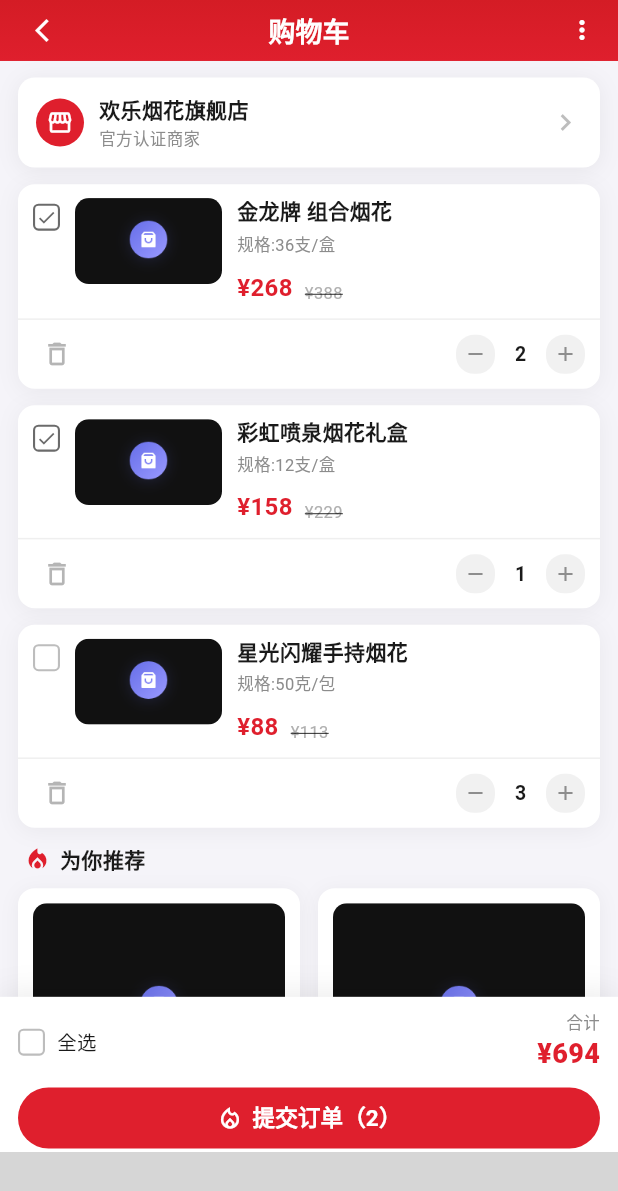
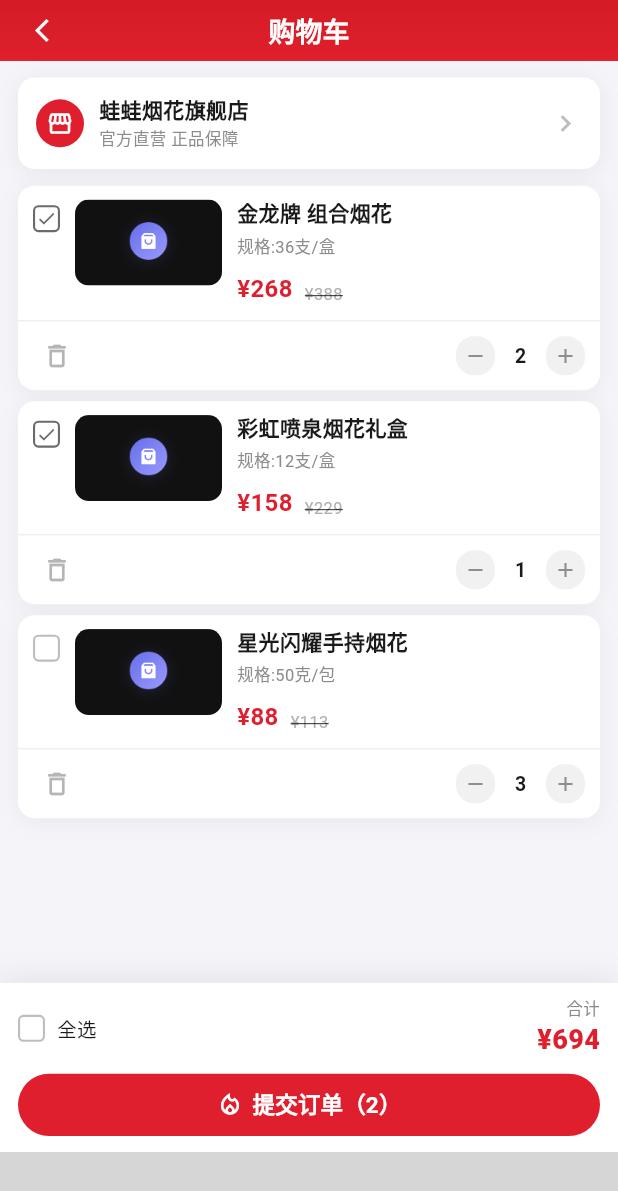
Before and after one commit to q920447939/firework_front, a Flutter app: the CardBasePage screen opened by its route, on a phone screen of 412 x 824 dp. Shown: the top 1191 px of the screen. Run offline on Flutter 3.47's test engine with Material 3 defaults, Android fonts, the phone set to English and light mode, and no system bars; our stand-ins replace auto_size_text, cached_network_image, easy_localization, easy_refresh, flutter_animate, flutter_dotenv and 9 more; missing offline and left inert: tdesign_flutter; accounts and stored records are empty; network calls fail; Roboto replaces fonts that are missing (PingFang SC); grey boxes are pictures that could not be loaded.

Commit message:
修复购物车已知问题

```diff
--- a/lib/modules/cart/card_base_page.dart
+++ b/lib/modules/cart/card_base_page.dart
@@ -19,7 +19,7 @@ class _CardBasePageState extends State<CardBasePage> {
   static const Color _textSub = Color(0xFF8C8C8C);
   static const Color _divider = Color(0xFFEFEFEF);
 
-  static const double _bottomBarHeight = 112;
+  static const double _bottomBarHeight = 122;
 
   late final List<_CartItemVm> _items = <_CartItemVm>[
     _CartItemVm(
@@ -101,23 +101,19 @@ class _CardBasePageState extends State<CardBasePage> {
       body: Stack(
         children: [
           ListView(
-            padding: EdgeInsets.fromLTRB(
-              12.w,
-              12.h,
-              12.w,
-              _bottomBarHeight.h + 16.h,
-            ),
+            padding: EdgeInsets.fromLTRB(12.w, 12.h, 12.w, 12.h),
             children: [
               _buildStoreCard(),
               Gap(12.h),
               for (var i = 0; i < _items.length; i++) ...[
                 _buildCartItemCard(_items[i], index: i),
-                Gap(12.h),
+                Gap(8.h),
               ],
-              _buildRecommendHeader(),
-              Gap(10.h),
-              _buildRecommendGrid(),
-              Gap(20.h),
+              //_buildRecommendHeader(),
+              //Gap(10.h),
+              //Spacer(),
+              //_buildRecommendGrid(),
+              //Gap(20.h),
             ],
           ),
           Positioned(left: 0, right: 0, bottom: 0, child: _buildBottomBar()),
@@ -150,7 +146,7 @@ class _CardBasePageState extends State<CardBasePage> {
           color: Colors.white,
         ),
       ),
-      actions: [
+      /* actions: [
         IconButton(
           icon: Icon(Icons.more_vert, size: 20.sp, color: Colors.white),
           onPressed: () {
@@ -159,7 +155,7 @@ class _CardBasePageState extends State<CardBasePage> {
             }
           },
         ),
-      ],
+      ], */
       flexibleSpace: Container(
         decoration: const BoxDecoration(
           gradient: LinearGradient(
@@ -203,7 +199,7 @@ class _CardBasePageState extends State<CardBasePage> {
               crossAxisAlignment: CrossAxisAlignment.start,
               children: [
                 Text(
-                  '欢乐烟花旗舰店',
+                  '蛙蛙烟花旗舰店',
                   style: TextStyle(
                     fontSize: 14.sp,
                     fontWeight: FontWeight.w600,
@@ -212,7 +208,7 @@ class _CardBasePageState extends State<CardBasePage> {
                 ),
                 Gap(2.h),
                 Text(
-                  '官方认证商家',
+                  '官方直营 正品保障',
                   style: TextStyle(fontSize: 11.sp, color: _textSub),
                 ),
               ],
@@ -511,7 +507,7 @@ class _CardBasePageState extends State<CardBasePage> {
           Gap(10.h),
           SizedBox(
             width: double.infinity,
-            height: 44.h,
+            height: 45.h,
             child: ElevatedButton(
               style: ElevatedButton.styleFrom(
                 backgroundColor: _brandRed,
```
